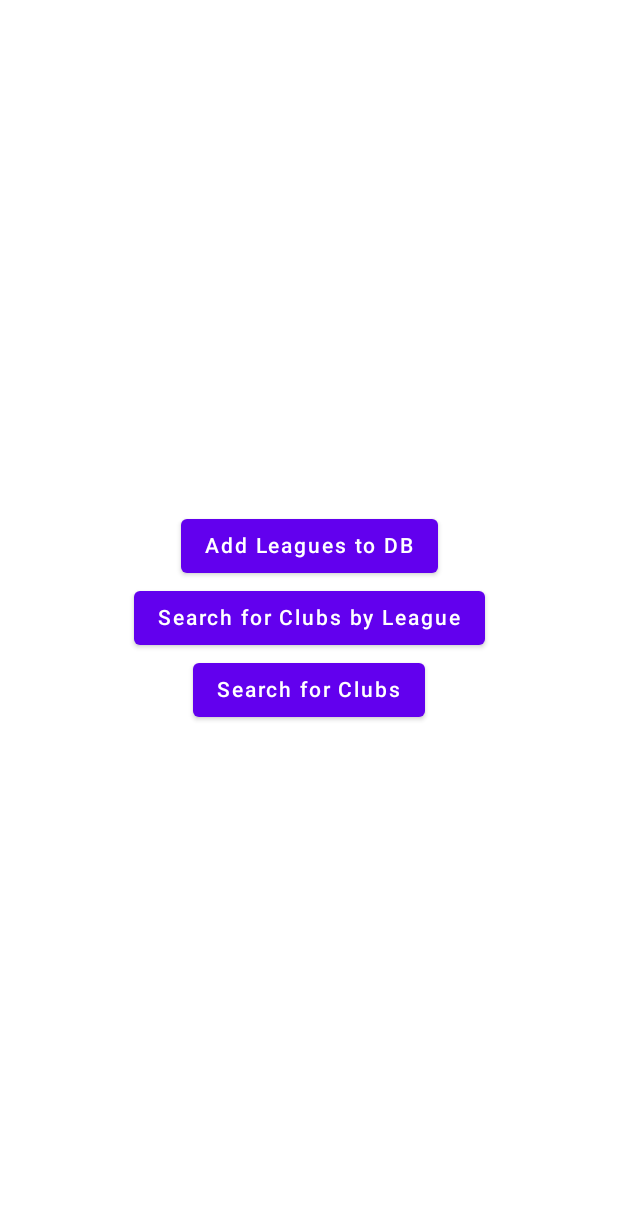
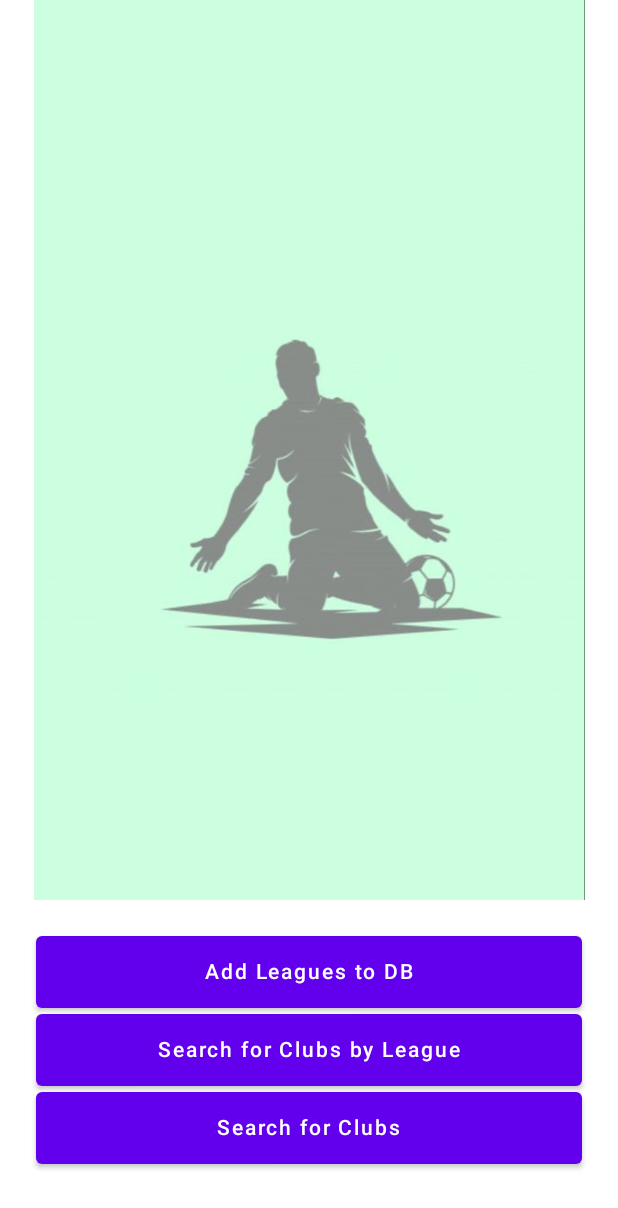
Before and after one commit to dinalUdagedara/ClubFinder_FootBallEdition, an Android app built with Jetpack Compose: the screen it shows after launch (MainActivity), on a phone screen of 412 x 824 dp. Shown: the top 1208 px of the screen. Run offline under Robolectric (Android 15) with nearby library versions, the phone set to English and light mode, and no system bars.

Commit message:
Finished main UI Components

```diff
--- a/app/src/main/java/com/example/clubfinder_footballedition/MainActivity.kt
+++ b/app/src/main/java/com/example/clubfinder_footballedition/MainActivity.kt
@@ -3,6 +3,7 @@ package com.example.clubfinder_footballedition
 import android.os.Bundle
 import androidx.activity.ComponentActivity
 import androidx.activity.compose.setContent
+import androidx.compose.foundation.Image
 import androidx.compose.foundation.layout.*
 import androidx.compose.material.Button
 import androidx.compose.material.MaterialTheme
@@ -12,6 +13,7 @@ import androidx.compose.runtime.Composable
 import androidx.compose.ui.Alignment
 import androidx.compose.ui.Modifier
 import androidx.compose.ui.graphics.Color
+import androidx.compose.ui.res.painterResource
 import androidx.compose.ui.tooling.preview.Preview
 import androidx.compose.ui.unit.dp
 import com.example.clubfinder_footballedition.ui.theme.ClubFinder_FootBallEditionTheme
@@ -39,37 +41,108 @@ fun Greeting(name: String) {
     MainButtons()
 }
 
+//@Composable
+//fun MainButtons(){
+//    Surface(
+//        modifier = Modifier.fillMaxSize()
+//    )
+//    {
+//        Row() {
+//            Image(painter = painterResource(id = R.drawable.coverimage2),
+//                contentDescription = "Cover Image" ,
+//                modifier = Modifier
+//                    .fillMaxWidth()  // Make the image fill the entire width of the parent
+//                    .height(200.dp)
+//            )
+//        }
+//
+//        Row(
+//            modifier = Modifier.fillMaxWidth(),
+//            verticalAlignment = Alignment.CenterVertically,
+//            horizontalArrangement = Arrangement.Center
+//        ) {
+//            Column(
+//                modifier = Modifier
+//                    .fillMaxSize()
+//                    .padding(24.dp)
+//                ,
+//                verticalArrangement = Arrangement.Center,
+//                horizontalAlignment = Alignment.CenterHorizontally,
+//            ) {
+//                Button(onClick = { /*TODO*/ }) {
+//                    Text(text = "Add Leagues to DB")
+//                }
+//                Button(onClick = { /*TODO*/ }) {
+//                    Text(text = "Search for Clubs by League")
+//                }
+//                Button(onClick = { /*TODO*/ }) {
+//                    Text(text = "Search for Clubs")
+//                }
+//            }
+//
+//        }
+//
+//    }
+//
+//}
 @Composable
 fun MainButtons(){
     Surface(
-
+        modifier = Modifier.fillMaxSize()
     )
     {
-        Row() {
+        Column(
+            modifier = Modifier.fillMaxSize()
+        ) {
+            Image(
+                painter = painterResource(id = R.drawable.coverimage5),
+                contentDescription = "Cover Image",
+                modifier = Modifier
+                    .fillMaxWidth()  // Make the image fill the entire width of the parent
+                    .height(600.dp)  // Set the height of the image to a fixed value
+            )
+
             Column(
                 modifier = Modifier
-                    .fillMaxSize()
-                    .padding(24.dp)
-                ,
+                    .fillMaxWidth()
+                    .padding(24.dp),
                 verticalArrangement = Arrangement.Center,
                 horizontalAlignment = Alignment.CenterHorizontally,
+
             ) {
-                Button(onClick = { /*TODO*/ }) {
+                Button(
+                    onClick = { /*TODO*/ },
+                    modifier = Modifier
+                        .fillMaxWidth()
+                        .height(48.dp) // Set a fixed height for all buttons
+
+                ) {
                     Text(text = "Add Leagues to DB")
                 }
-                Button(onClick = { /*TODO*/ }) {
+                Spacer(modifier = Modifier.height(4.dp)) // Add space between buttons
+                Button(
+                    onClick = { /*TODO*/ },
+                    modifier = Modifier
+                        .fillMaxWidth()
+                        .height(48.dp) // Set a fixed height for all buttons
+                ) {
                     Text(text = "Search for Clubs by League")
                 }
-                Button(onClick = { /*TODO*/ }) {
+                Spacer(modifier = Modifier.height(4.dp)) // Add space between buttons
+                Button(
+                    onClick = { /*TODO*/ },
+                    modifier = Modifier
+                        .fillMaxWidth()
+                        .height(48.dp) // Set a fixed height for all buttons
+                ) {
                     Text(text = "Search for Clubs")
                 }
             }
 
         }
+    }
+}
 
-    }
-
-}
 
 @Preview(showBackground = true)
 @Composable
```
Also changed, not shown: app/src/main/res/drawable/coverimage.png (added), app/src/main/res/drawable/coverimage2.jpg (added), app/src/main/res/drawable/coverimage3.jpg (added), app/src/main/res/drawable/coverimage4.jpg (added), app/src/main/res/drawable/coverimage5.jpg (added).
